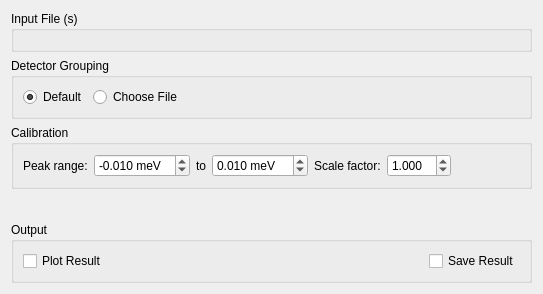
This is MantidQt/CustomInterfaces/inc/MantidQtCustomInterfaces/Indirect/ILLCalibration.ui in mantidproject/mantid as Qt 5 draws it before an edit. The edited form follows.
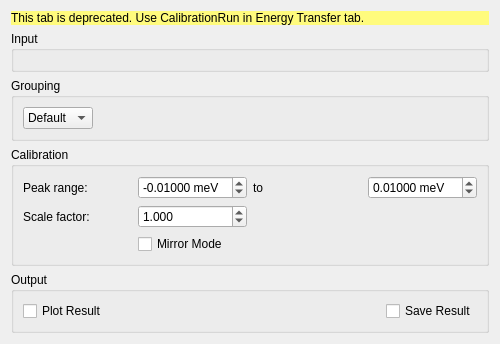
This is the edited form. The open tabs and pages were chosen to show the change. Custom widgets are drawn as their Qt base class.

Commit message: Re #16753 reverted the old algorithms, deprecated

```diff
--- a/MantidQt/CustomInterfaces/inc/MantidQtCustomInterfaces/Indirect/ILLCalibration.ui
+++ b/MantidQt/CustomInterfaces/inc/MantidQtCustomInterfaces/Indirect/ILLCalibration.ui
@@ -6,8 +6,8 @@
    <rect>
     <x>0</x>
     <y>0</y>
-    <width>543</width>
-    <height>294</height>
+    <width>500</width>
+    <height>344</height>
    </rect>
   </property>
   <property name="minimumSize">
@@ -20,10 +20,20 @@
    <string>Form</string>
   </property>
   <layout class="QVBoxLayout" name="verticalLayout_10">
+   <item alignment="Qt::AlignTop">
+    <widget class="QLabel" name="label">
+     <property name="styleSheet">
+      <string notr="true">background:rgb(255, 251, 125)</string>
+     </property>
+     <property name="text">
+      <string>This tab is deprecated. Use CalibrationRun in Energy Transfer tab.</string>
+     </property>
+    </widget>
+   </item>
    <item>
     <widget class="QGroupBox" name="gbInput">
      <property name="title">
-      <string>Input File (s)</string>
+      <string>Input</string>
      </property>
      <layout class="QHBoxLayout" name="horizontalLayout_2">
       <item>
@@ -53,50 +63,26 @@
    </item>
    <item>
     <widget class="QGroupBox" name="gbCalibGrouping">
-     <property name="sizePolicy">
-      <sizepolicy hsizetype="Preferred" vsizetype="Maximum">
-       <horstretch>0</horstretch>
-       <verstretch>0</verstretch>
-      </sizepolicy>
-     </property>
      <property name="title">
-      <string>Detector Grouping</string>
+      <string>Grouping</string>
      </property>
      <layout class="QHBoxLayout" name="horizontalLayout_3">
       <item>
-       <widget class="QRadioButton" name="rdDefault">
-        <property name="text">
-         <string>Default</string>
-        </property>
-        <property name="checked">
-         <bool>true</bool>
-        </property>
-        <attribute name="buttonGroup">
-         <string notr="true">buttonGroup</string>
-        </attribute>
-       </widget>
-      </item>
-      <item>
-       <widget class="QRadioButton" name="rdChoose">
-        <property name="text">
-         <string>Choose File</string>
-        </property>
-        <attribute name="buttonGroup">
-         <string notr="true">buttonGroup</string>
-        </attribute>
+       <widget class="QComboBox" name="cbGrouping">
+        <item>
+         <property name="text">
+          <string>Default</string>
+         </property>
+        </item>
+        <item>
+         <property name="text">
+          <string>File</string>
+         </property>
+        </item>
        </widget>
       </item>
       <item>
        <widget class="QStackedWidget" name="swCalibGrouping">
-        <property name="sizePolicy">
-         <sizepolicy hsizetype="MinimumExpanding" vsizetype="Preferred">
-          <horstretch>0</horstretch>
-          <verstretch>0</verstretch>
-         </sizepolicy>
-        </property>
-        <property name="toolTip">
-         <string>&lt;html&gt;&lt;head/&gt;&lt;body&gt;&lt;p&gt;Detector grouping .xml file&lt;/p&gt;&lt;/body&gt;&lt;/html&gt;</string>
-        </property>
         <property name="currentIndex">
          <number>1</number>
         </property>
@@ -117,9 +103,6 @@
           </property>
           <item>
            <widget class="MantidQt::MantidWidgets::MWRunFiles" name="rfMapFile" native="true">
-            <property name="enabled">
-             <bool>false</bool>
-            </property>
             <property name="label" stdset="0">
              <string/>
             </property>
@@ -142,94 +125,17 @@
    </item>
    <item>
     <widget class="QGroupBox" name="gbCalibration">
+     <property name="sizePolicy">
+      <sizepolicy hsizetype="Preferred" vsizetype="Preferred">
+       <horstretch>0</horstretch>
+       <verstretch>0</verstretch>
+      </sizepolicy>
+     </property>
      <property name="title">
       <string>Calibration</string>
      </property>
      <layout class="QGridLayout" name="gridLayout">
-      <item row="0" column="7">
-       <widget class="QDoubleSpinBox" name="spScaleFactor">
-        <property name="toolTip">
-         <string>&lt;html&gt;&lt;head/&gt;&lt;body&gt;&lt;p&gt;Scale factor&lt;/p&gt;&lt;/body&gt;&lt;/html&gt;</string>
-        </property>
-        <property name="decimals">
-         <number>3</number>
-        </property>
-        <property name="singleStep">
-         <double>0.100000000000000</double>
-        </property>
-        <property name="value">
-         <double>1.000000000000000</double>
-        </property>
-       </widget>
-      </item>
-      <item row="0" column="1" alignment="Qt::AlignLeft">
-       <widget class="QDoubleSpinBox" name="spPeakLower">
-        <property name="toolTip">
-         <string>&lt;html&gt;&lt;head/&gt;&lt;body&gt;&lt;p&gt;Peak integration range&lt;/p&gt;&lt;/body&gt;&lt;/html&gt;</string>
-        </property>
-        <property name="suffix">
-         <string> meV</string>
-        </property>
-        <property name="decimals">
-         <number>3</number>
-        </property>
-        <property name="minimum">
-         <double>-99.989999999999995</double>
-        </property>
-        <property name="singleStep">
-         <double>0.001000000000000</double>
-        </property>
-        <property name="value">
-         <double>-0.010000000000000</double>
-        </property>
-       </widget>
-      </item>
-      <item row="0" column="2" alignment="Qt::AlignHCenter">
-       <widget class="QLabel" name="lbPeakRangeTo">
-        <property name="toolTip">
-         <string>&lt;html&gt;&lt;head/&gt;&lt;body&gt;&lt;p&gt;Peak integration range&lt;/p&gt;&lt;/body&gt;&lt;/html&gt;</string>
-        </property>
-        <property name="text">
-         <string>to</string>
-        </property>
-       </widget>
-      </item>
-      <item row="0" column="5">
-       <widget class="QDoubleSpinBox" name="spPeakUpper">
-        <property name="toolTip">
-         <string>&lt;html&gt;&lt;head/&gt;&lt;body&gt;&lt;p&gt;Peak integration range&lt;/p&gt;&lt;/body&gt;&lt;/html&gt;</string>
-        </property>
-        <property name="suffix">
-         <string> meV</string>
-        </property>
-        <property name="decimals">
-         <number>3</number>
-        </property>
-        <property name="minimum">
-         <double>-99.989999999999995</double>
-        </property>
-        <property name="singleStep">
-         <double>0.001000000000000</double>
-        </property>
-        <property name="value">
-         <double>0.010000000000000</double>
-        </property>
-       </widget>
-      </item>
-      <item row="0" column="8">
-       <spacer name="horizontalSpacer">
-        <property name="orientation">
-         <enum>Qt::Horizontal</enum>
-        </property>
-        <property name="sizeHint" stdset="0">
-         <size>
-          <width>40</width>
-          <height>20</height>
-         </size>
-        </property>
-       </spacer>
-      </item>
-      <item row="0" column="0" alignment="Qt::AlignLeft">
+      <item row="0" column="0">
        <widget class="QLabel" name="lbPeakRange">
         <property name="toolTip">
          <string>&lt;html&gt;&lt;head/&gt;&lt;body&gt;&lt;p&gt;Peak integration range&lt;/p&gt;&lt;/body&gt;&lt;/html&gt;</string>
@@ -239,19 +145,78 @@
         </property>
        </widget>
       </item>
-      <item row="0" column="6">
+      <item row="1" column="0">
        <widget class="QLabel" name="lbScaleFactor">
-        <property name="toolTip">
-         <string>&lt;html&gt;&lt;head/&gt;&lt;body&gt;&lt;p&gt;Scale factor&lt;/p&gt;&lt;/body&gt;&lt;/html&gt;</string>
-        </property>
-        <property name="styleSheet">
-         <string notr="true"/>
-        </property>
         <property name="text">
          <string>Scale factor:</string>
         </property>
        </widget>
       </item>
+      <item row="0" column="1">
+       <widget class="QDoubleSpinBox" name="spPeakLower">
+        <property name="suffix">
+         <string> meV</string>
+        </property>
+        <property name="decimals">
+         <number>5</number>
+        </property>
+        <property name="minimum">
+         <double>-99.989999999999995</double>
+        </property>
+        <property name="singleStep">
+         <double>0.010000000000000</double>
+        </property>
+        <property name="value">
+         <double>-0.010000000000000</double>
+        </property>
+       </widget>
+      </item>
+      <item row="0" column="3">
+       <widget class="QDoubleSpinBox" name="spPeakUpper">
+        <property name="suffix">
+         <string> meV</string>
+        </property>
+        <property name="decimals">
+         <number>5</number>
+        </property>
+        <property name="minimum">
+         <double>-99.989999999999995</double>
+        </property>
+        <property name="singleStep">
+         <double>0.010000000000000</double>
+        </property>
+        <property name="value">
+         <double>0.010000000000000</double>
+        </property>
+       </widget>
+      </item>
+      <item row="0" column="2">
+       <widget class="QLabel" name="lbPeakRangeTo">
+        <property name="text">
+         <string>to</string>
+        </property>
+       </widget>
+      </item>
+      <item row="1" column="1">
+       <widget class="QDoubleSpinBox" name="spScaleFactor">
+        <property name="decimals">
+         <number>3</number>
+        </property>
+        <property name="singleStep">
+         <double>0.100000000000000</double>
+        </property>
+        <property name="value">
+         <double>1.000000000000000</double>
+        </property>
+       </widget>
+      </item>
+      <item row="2" column="1">
+       <widget class="QCheckBox" name="ckMirrorMode">
+        <property name="text">
+         <string>Mirror Mode</string>
+        </property>
+       </widget>
+      </item>
      </layout>
     </widget>
    </item>
@@ -263,7 +228,7 @@
      <property name="sizeHint" stdset="0">
       <size>
        <width>20</width>
-       <height>10</height>
+       <height>40</height>
       </size>
      </property>
     </spacer>
```
Left out of the diff: 61 changed lines with no effect on the pictures. The commit also changes 12 other files.
